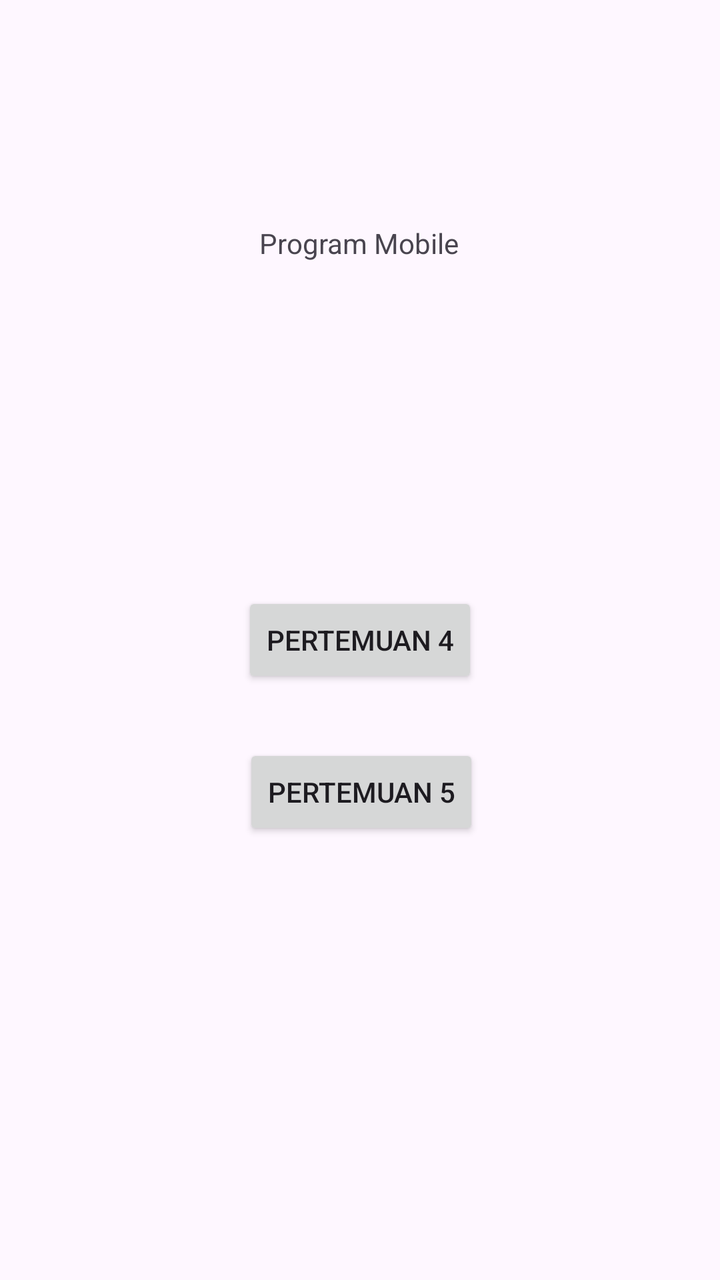
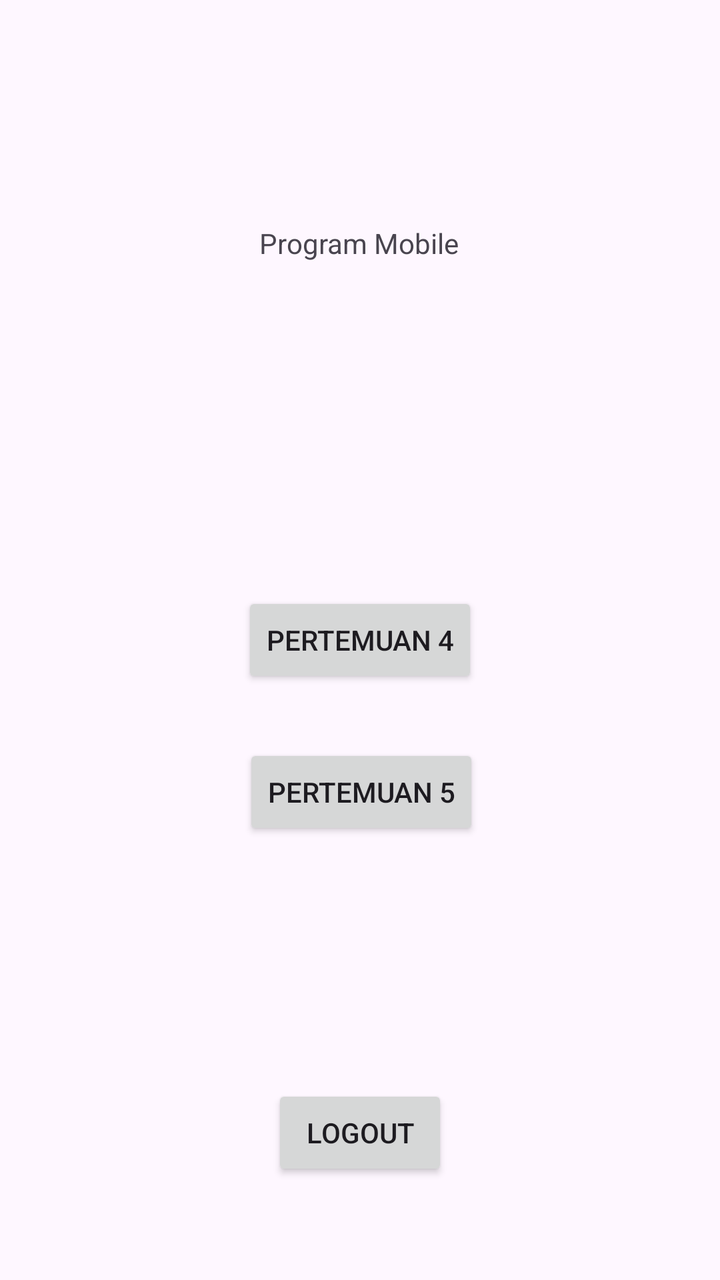

Compare the two renders of this Android layout. The source of the first and the diff that turns it into the second are given below.
<!-- AndroidManifest.xml: application theme Theme.Zahwa3TIE -->
<!-- res/layout/activity_main.xml -->
<?xml version="1.0" encoding="utf-8"?>
<androidx.constraintlayout.widget.ConstraintLayout xmlns:android="http://schemas.android.com/apk/res/android"
    xmlns:app="http://schemas.android.com/apk/res-auto"
    xmlns:tools="http://schemas.android.com/tools"
    android:id="@+id/main"
    android:layout_width="match_parent"
    android:layout_height="match_parent"
    tools:context=".MainActivity">

    <Button
        android:id="@+id/btnToFourth"
        android:layout_width="wrap_content"
        android:layout_height="wrap_content"
        android:text="Pertemuan 4"
        app:layout_constraintBottom_toBottomOf="parent"
        app:layout_constraintEnd_toEndOf="parent"
        app:layout_constraintStart_toStartOf="parent"
        app:layout_constraintTop_toTopOf="parent" />

    <TextView
        android:id="@+id/textView3"
        android:layout_width="wrap_content"
        android:layout_height="wrap_content"
        android:layout_marginTop="112dp"
        android:text="Program Mobile"
        app:layout_constraintEnd_toEndOf="parent"
        app:layout_constraintHorizontal_bias="0.498"
        app:layout_constraintStart_toStartOf="parent"
        app:layout_constraintTop_toTopOf="parent" />

    <Button
        android:id="@+id/btntofifth"
        android:layout_width="wrap_content"
        android:layout_height="wrap_content"
        android:layout_marginTop="28dp"
        android:text="Pertemuan 5"
        app:layout_constraintEnd_toEndOf="parent"
        app:layout_constraintHorizontal_bias="0.503"
        app:layout_constraintStart_toStartOf="parent"
        app:layout_constraintTop_toBottomOf="@+id/btnToFourth" />

</androidx.constraintlayout.widget.ConstraintLayout>
<!-- resources referenced by this layout -->
<resources>
  <style name="Theme.Zahwa3TIE" parent="Base.Theme.Zahwa3TIE" />
  <style name="Base.Theme.Zahwa3TIE" parent="Theme.Material3.DayNight.NoActionBar">
          
          
      </style>
</resources>

<!-- the commit's change to res/layout/activity_main.xml (unified diff, before → after) -->
@@ -38,5 +38,17 @@
         app:layout_constraintHorizontal_bias="0.503"
         app:layout_constraintStart_toStartOf="parent"
         app:layout_constraintTop_toBottomOf="@+id/btnToFourth" />
+    <Button
+        android:id="@+id/btnLogout"
+        android:layout_width="wrap_content"
+        android:layout_height="wrap_content"
+        android:text="Logout"
+        app:layout_constraintBottom_toBottomOf="parent"
+        app:layout_constraintEnd_toEndOf="parent"
+        app:layout_constraintStart_toStartOf="parent"
+        app:layout_constraintTop_toTopOf="parent"
+        app:layout_constraintVertical_bias="0.916" />
+
+
 
 </androidx.constraintlayout.widget.ConstraintLayout>
